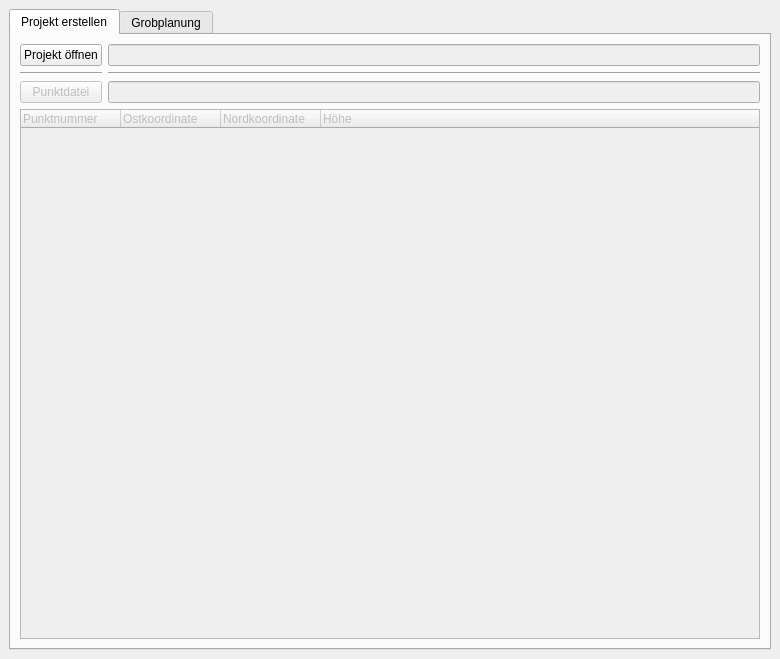
First picture: the form in frontend/gnss_planner_dialog_base.ui, repository FabianRuefenacht/GNSS_Planner, before the edit.
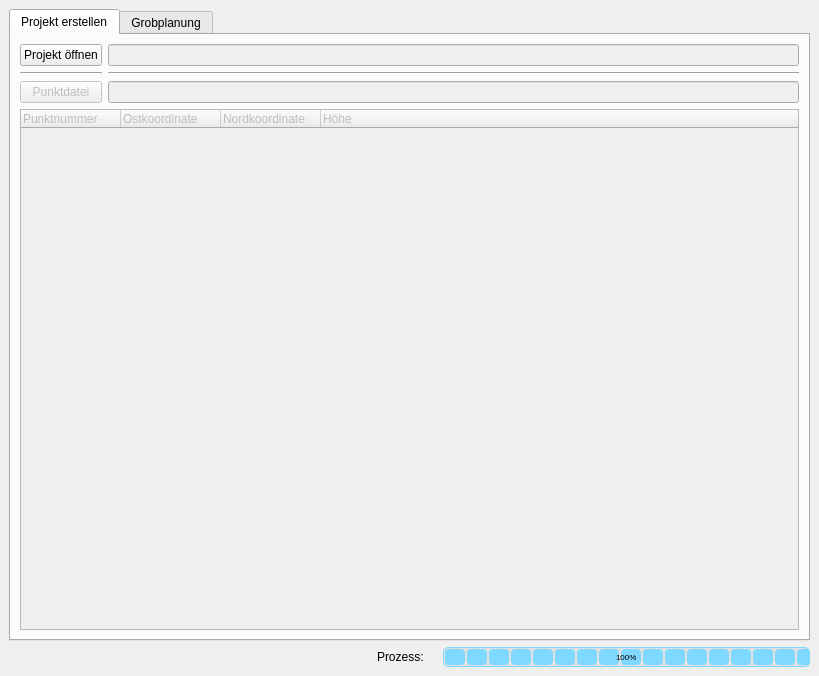
Second picture: the form after the edit.

```diff
--- a/frontend/gnss_planner_dialog_base.ui
+++ b/frontend/gnss_planner_dialog_base.ui
@@ -6,8 +6,8 @@
    <rect>
     <x>0</x>
     <y>0</y>
-    <width>780</width>
-    <height>659</height>
+    <width>819</width>
+    <height>676</height>
    </rect>
   </property>
   <property name="windowTitle">
@@ -337,6 +337,62 @@
       </item>
      </layout>
     </item>
+    <item row="1" column="0">
+     <layout class="QHBoxLayout" name="horizontalLayout_6">
+      <item>
+       <spacer name="horizontalSpacer_2">
+        <property name="orientation">
+         <enum>Qt::Horizontal</enum>
+        </property>
+        <property name="sizeHint" stdset="0">
+         <size>
+          <width>40</width>
+          <height>20</height>
+         </size>
+        </property>
+       </spacer>
+      </item>
+      <item>
+       <widget class="QLabel" name="label_3">
+        <property name="text">
+         <string>Prozess:</string>
+        </property>
+       </widget>
+      </item>
+      <item>
+       <widget class="QLabel" name="label_4">
+        <property name="text">
+         <string/>
+        </property>
+       </widget>
+      </item>
+      <item>
+       <widget class="QProgressBar" name="progressBar">
+        <property name="styleSheet">
+         <string notr="true">QProgressBar {
+    border: 1px solid rgb(126, 216, 255);
+    border-radius: 5px;
+    background-color: #E0E0E0;
+    text-align: center;
+    font-family: Arial;
+	font-size: 8px;
+}
+
+QProgressBar::chunk {
+    background-color:  rgb(126, 216, 255);
+	border-radius: 4px;
+    width: 20px;
+    margin: 0.5px;
+}
+</string>
+        </property>
+        <property name="value">
+         <number>100</number>
+        </property>
+       </widget>
+      </item>
+     </layout>
+    </item>
    </layout>
   </widget>
  </widget>
```
